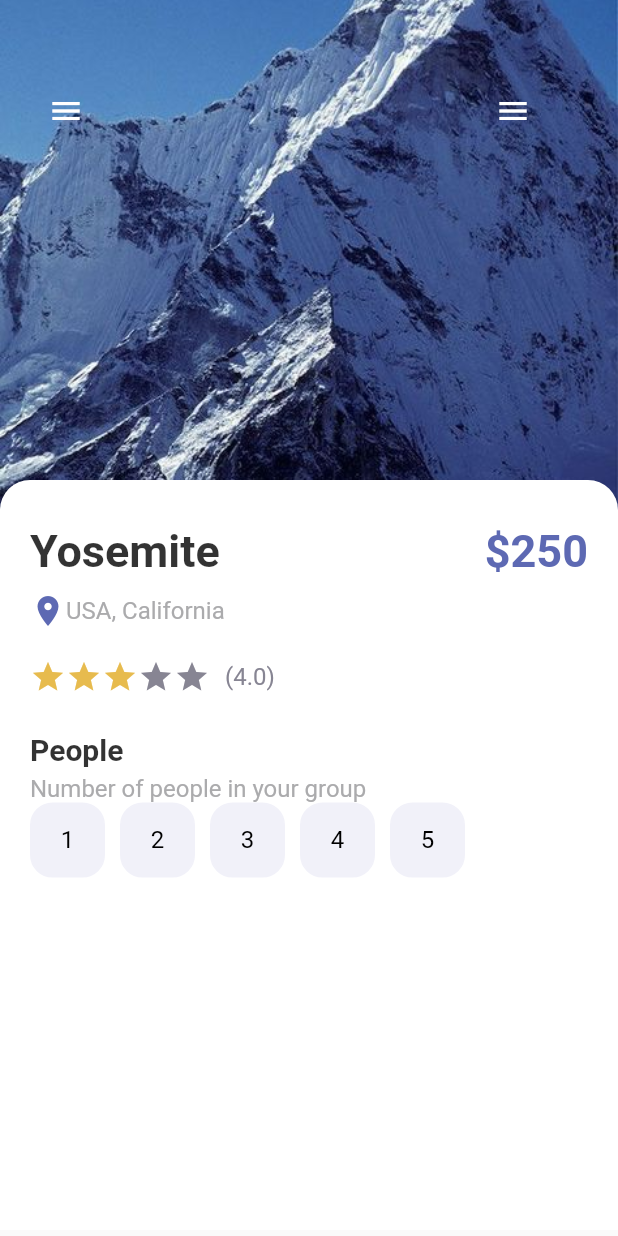
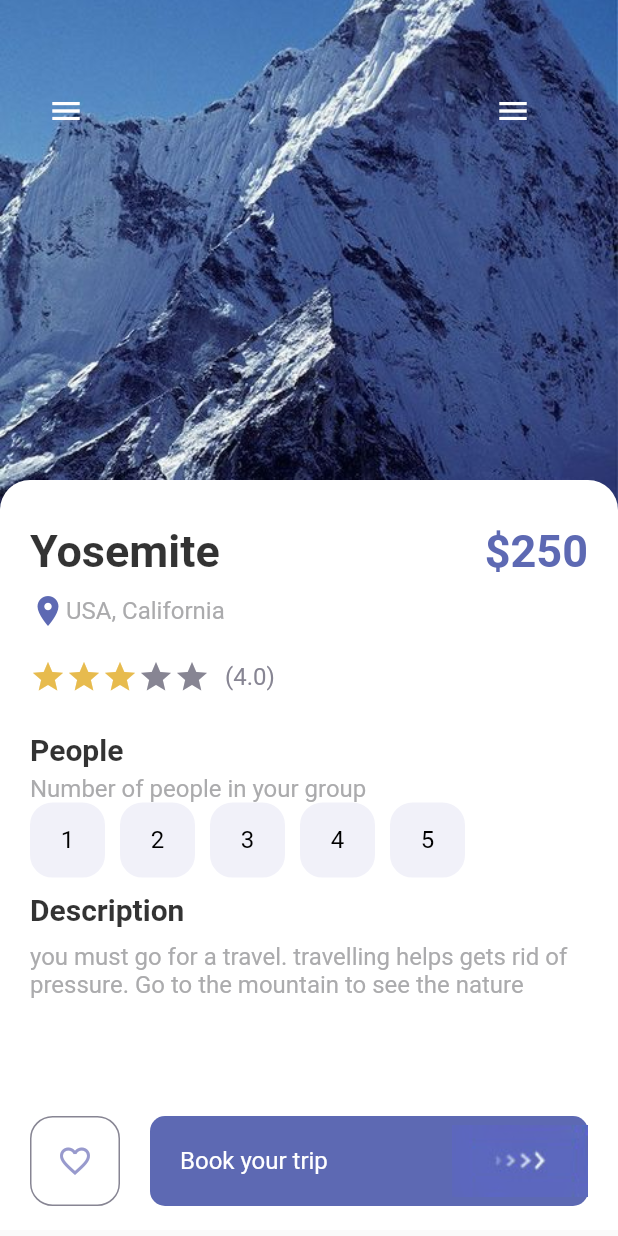
Before and after one commit to Sir-Nath/Travel_App, a Flutter app: the screen it shows after launch, on a phone screen of 412 x 824 dp. Run offline on Flutter 3.47's test engine with Material 2 defaults, Android fonts, the phone set to English and light mode, and no system bars.

Commit message:
finished all U.I in this commit

```diff
--- a/lib/pages/detail_page.dart
+++ b/lib/pages/detail_page.dart
@@ -3,6 +3,7 @@ import 'dart:ui';
 import'package:flutter/material.dart';
 import 'package:travel_app/misc/colors.dart';
 import 'package:travel_app/widgets/app_text.dart';
+import 'package:travel_app/widgets/responsive_button.dart';
 
 import '../widgets/app_button.dart';
 import '../widgets/app_large_text.dart';
@@ -139,10 +140,34 @@ class _DetailPageState extends State<DetailPage> {
 
                       }),
                     ),
-                    SizedBox(height: 10,),
+                    SizedBox(height: 10),
+                    AppLargeText(text: 'Description',color: Colors.black.withOpacity(0.8),size: 20),
+                    SizedBox(height: 10),
+                    AppText(text: 'you must go for a travel. travelling helps gets rid of pressure. Go to the mountain to see the nature', color: AppColors.mainTextColor,)
                   ],
                 ),
               )
+            ),
+            Positioned(
+              bottom: 20,
+              left: 20,
+              right: 20,
+              child: Row(
+                children: [
+                  AppButton(size: 60,
+                      color: AppColors.textColor1,
+                      backgroundColor: Colors.white,
+                      borderColor: AppColors.textColor2,
+                      isIcon: true,
+                      icon: Icons.favorite_border,
+                  ),
+                  SizedBox(width: 20,),
+                  ResponsiveButton(
+                    isResponsive: true,
+
+                  )
+                ],
+              ),
             )
           ],
         ),
--- a/lib/widgets/responsive_button.dart
+++ b/lib/widgets/responsive_button.dart
@@ -1,24 +1,32 @@
-import 'package:flutter/cupertino.dart';
+
 import 'package:travel_app/misc/colors.dart';
+import 'package:travel_app/widgets/app_text.dart';
+import 'package:flutter/material.dart';
 class ResponsiveButton extends StatelessWidget {
   bool? isResponsive;
   double? width;
-  ResponsiveButton({Key? key, this.width, this.isResponsive = false}) : super(key: key);
+  ResponsiveButton({Key? key, this.width = 120
+    , this.isResponsive = false}) : super(key: key);
 
   @override
   Widget build(BuildContext context) {
-    return Container(
-      width: width,
+    return Flexible(
+      child: Container(
+        width: isResponsive==true?double.maxFinite: width,
         height: 60,
         decoration: BoxDecoration(
           borderRadius: BorderRadius.circular(10),
           color: AppColors.mainColor,
         ),
         child: Row(
-        mainAxisAlignment: MainAxisAlignment.center,
+          mainAxisAlignment: isResponsive == true? MainAxisAlignment.spaceBetween: MainAxisAlignment.center,
           children: [
+            isResponsive==true?Container(
+                margin: const EdgeInsets.only(left: 20),
+                child: AppText(text: 'Book your trip', color: Colors.white)):Container(),
             Image.asset('images/button-one.png'),
           ],
+        ),
       ),
     );
   }
```
Lines whose indentation alone changed are shown as unchanged.
